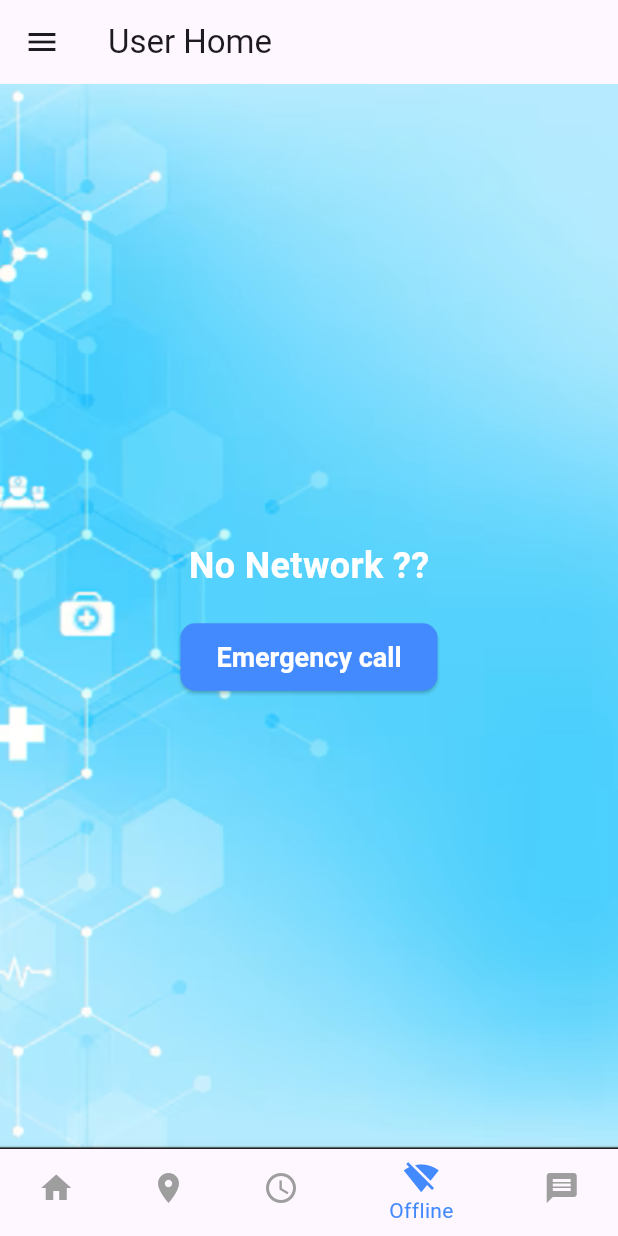
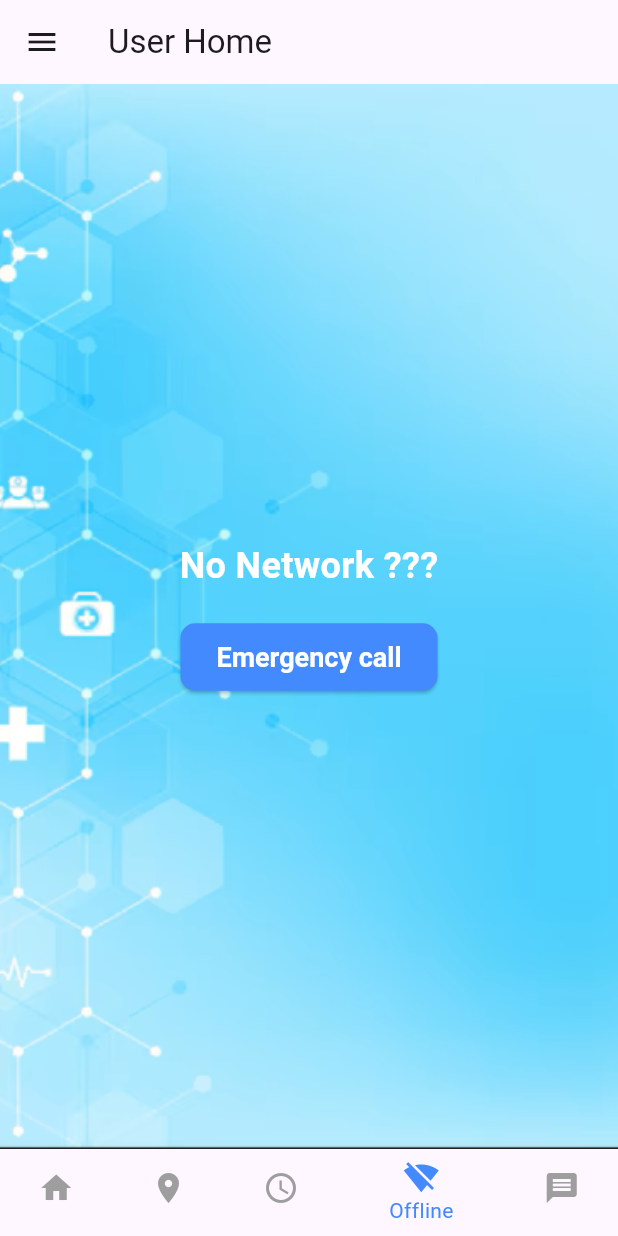
Before and after one commit to DarsanV/resqrun__, a Flutter app: the NoNetworkScreen screen opened by its route, on a phone screen of 412 x 824 dp. Run offline on Flutter 3.47's test engine with Material 3 defaults, Android fonts, the phone set to English and light mode, and no system bars; our stand-ins replace cloud_firestore, firebase_core; accounts and stored records are empty.

```diff
--- a/lib/NONetwork.dart
+++ b/lib/NONetwork.dart
@@ -130,7 +130,7 @@ class _NoNetworkScreenState extends State<NoNetworkScreen> {
             mainAxisAlignment: MainAxisAlignment.center,
             children: [
               Text(
-                'No Network ??',
+                'No Network ???',
                 style: TextStyle(
                   fontSize: 24,
                   color: Colors.white,
```
